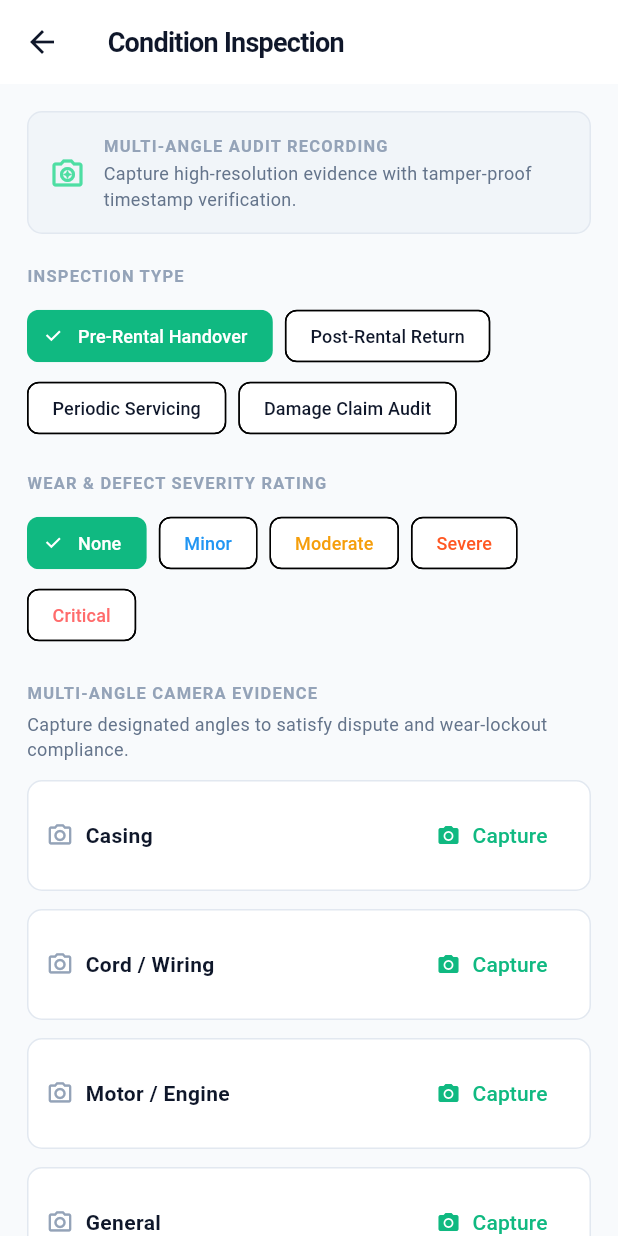
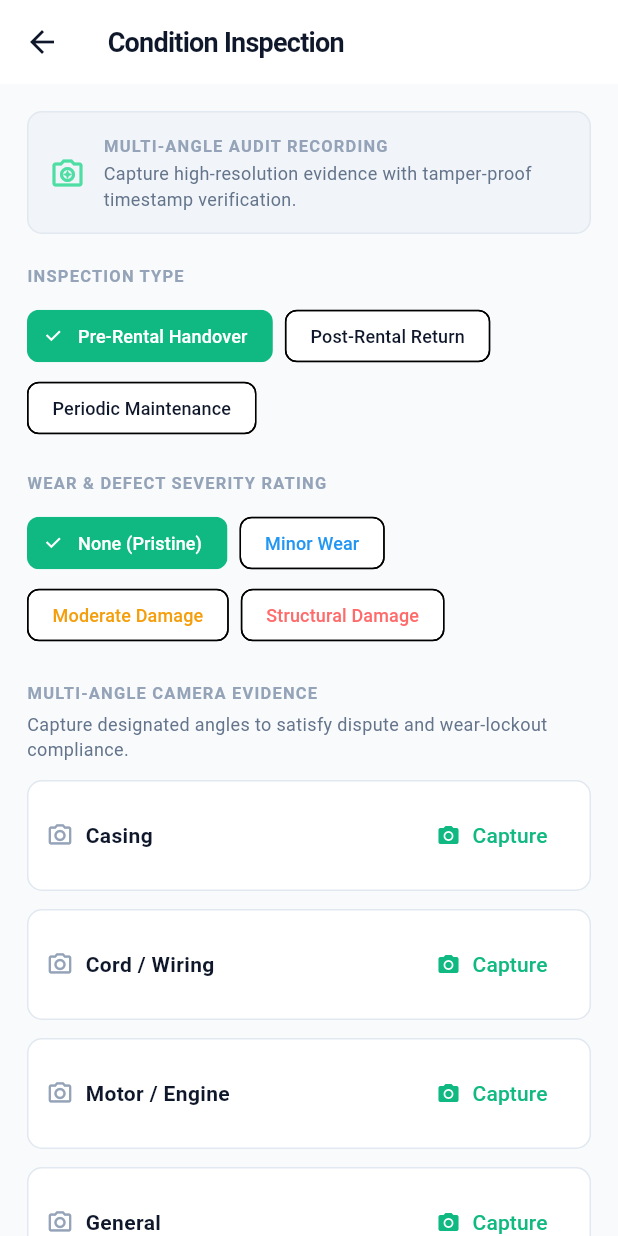
Before and after one commit to jerun276/RentaTool-mobile, a Flutter app: the ConditionInspectionScreen screen opened directly with empty values, on a phone screen of 412 x 824 dp. Run offline on Flutter 3.47's test engine with Material 3 defaults, Android fonts, the phone set to English and light mode, and no system bars; our stand-ins replace dio, flutter_dotenv, flutter_riverpod, flutter_secure_storage, geolocator, go_router and 4 more; missing offline and left inert: mobile_scanner; accounts and stored records are empty; network calls fail.

Commit message:
fix(catalog): align inspection type and severity enums with backend contract

```diff
--- a/lib/modules/catalog/models/inspection_log_model.dart
+++ b/lib/modules/catalog/models/inspection_log_model.dart
@@ -66,7 +66,9 @@ class InspectionLogModel {
   });
 
   bool get isSevereOrCritical =>
-      severity.toLowerCase() == 'severe' || severity.toLowerCase() == 'critical';
+      severity.toLowerCase() == 'severe' ||
+      severity.toLowerCase() == 'critical' ||
+      severity.toLowerCase() == 'structuraldamage';
 
   factory InspectionLogModel.fromJson(Map<String, dynamic> json) {
     List<InspectionPhotoModel> parsedPhotos = [];
--- a/lib/modules/catalog/screens/condition_inspection_screen.dart
+++ b/lib/modules/catalog/screens/condition_inspection_screen.dart
@@ -214,8 +214,7 @@ class _ConditionInspectionScreenState extends ConsumerState<ConditionInspectionS
                 children: [
                   _typeChip('PreRental', 'Pre-Rental Handover'),
                   _typeChip('PostRental', 'Post-Rental Return'),
-                  _typeChip('PeriodicMaintenance', 'Periodic Servicing'),
-                  _typeChip('DamageAssessment', 'Damage Claim Audit'),
+                  _typeChip('MaintenanceCheck', 'Periodic Maintenance'),
                 ],
               ),
               const SizedBox(height: 18),
@@ -229,11 +228,10 @@ class _ConditionInspectionScreenState extends ConsumerState<ConditionInspectionS
               Wrap(
                 spacing: 8,
                 children: [
-                  _severityChip('None', AppColors.success),
-                  _severityChip('Minor', Colors.blue),
-                  _severityChip('Moderate', AppColors.warning),
-                  _severityChip('Severe', Colors.deepOrange),
-                  _severityChip('Critical', AppColors.wearLockout),
+                  _severityChip('None', 'None (Pristine)', AppColors.success),
+                  _severityChip('MinorWear', 'Minor Wear', Colors.blue),
+                  _severityChip('ModerateDamage', 'Moderate Damage', AppColors.warning),
+                  _severityChip('StructuralDamage', 'Structural Damage', AppColors.wearLockout),
                 ],
               ),
               const SizedBox(height: 20),
@@ -292,10 +290,10 @@ class _ConditionInspectionScreenState extends ConsumerState<ConditionInspectionS
     );
   }
 
-  Widget _severityChip(String value, Color color) {
+  Widget _severityChip(String value, String label, Color color) {
     final isSelected = _severity == value;
     return ChoiceChip(
-      label: Text(value, style: TextStyle(fontSize: 12, color: isSelected ? Colors.white : color)),
+      label: Text(label, style: TextStyle(fontSize: 12, color: isSelected ? Colors.white : color)),
       selected: isSelected,
       selectedColor: color,
       backgroundColor: AppColors.surface,
--- a/lib/modules/catalog/screens/equipment_history_screen.dart
+++ b/lib/modules/catalog/screens/equipment_history_screen.dart
@@ -189,7 +189,7 @@ class EquipmentHistoryScreen extends ConsumerWidget {
 
     final badgeStyle = log.isSevereOrCritical
         ? BadgeStyle.error
-        : (log.severity.toLowerCase() == 'moderate'
+        : (log.severity.toLowerCase().contains('moderate')
             ? BadgeStyle.warning
             : BadgeStyle.success);
 
```
Also changed, not shown: lib/modules/catalog/services/catalog_service.dart (+49 -4 lines).
